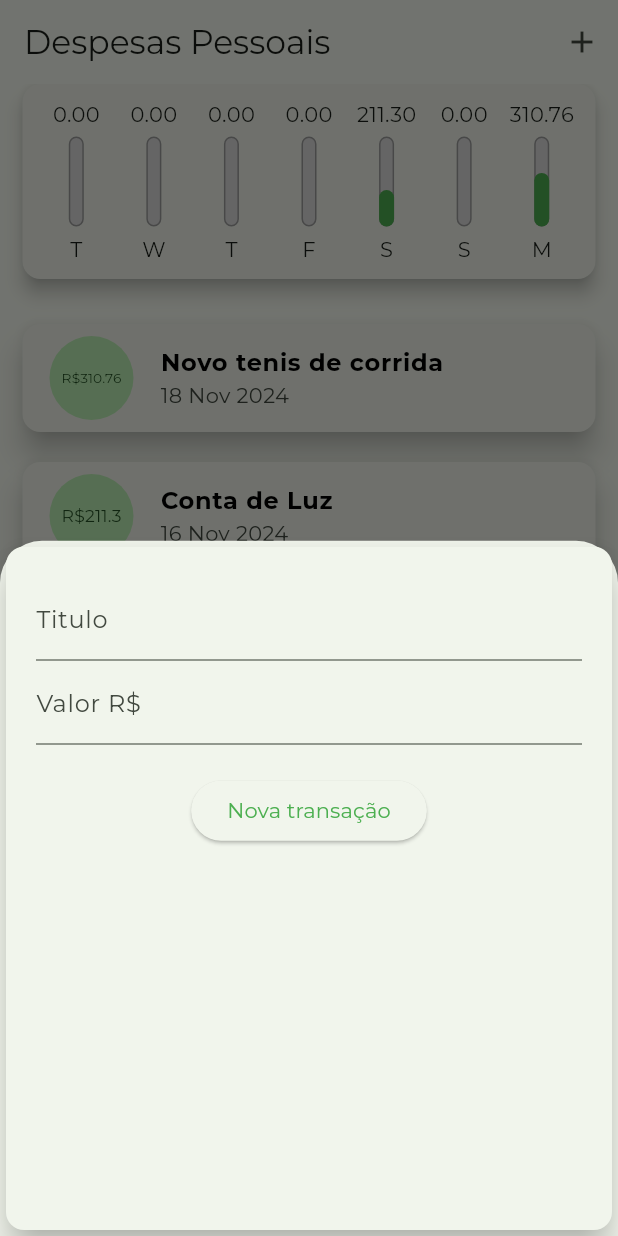
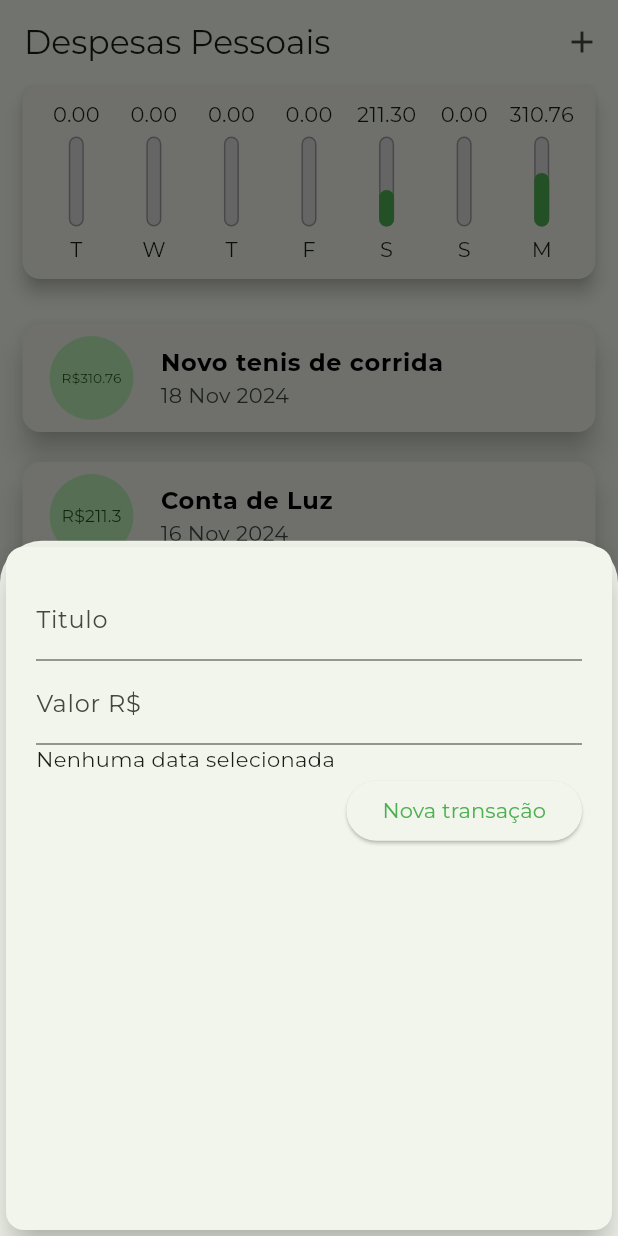
Before and after one commit to PedroGoncalves-Dev/Despesas-flutter, a Flutter app: the screen it shows after launch, after a tap on the "add" icon, on a phone screen of 412 x 824 dp. Run offline on Flutter 3.47's test engine with Material 3 defaults, Android fonts, the phone set to English and light mode, and no system bars; project files that could hold a hidden picture were left out.

Commit message:
caso ano tenha nenhuma data selecionada

```diff
--- a/lib/components/transaction_form.dart
+++ b/lib/components/transaction_form.dart
@@ -50,16 +50,18 @@ class _TransactionFormState extends State<TransactionForm> {
                 labelText: 'Valor R\$',
               ),
             ),
-            Container(
-              margin: const EdgeInsetsDirectional.only(top: 20),
-              child: ElevatedButton(
+            const Row(
+              children: [Text('Nenhuma data selecionada')],
+            ),
+            Row(mainAxisAlignment: MainAxisAlignment.end, children: [
+              ElevatedButton(
                 onPressed: _onSubmit,
                 child: Text(
                   'Nova transação',
                   style: TextStyle(color: Theme.of(context).primaryColor),
                 ),
               ),
-            ),
+            ]),
           ],
         ),
       ),
```
